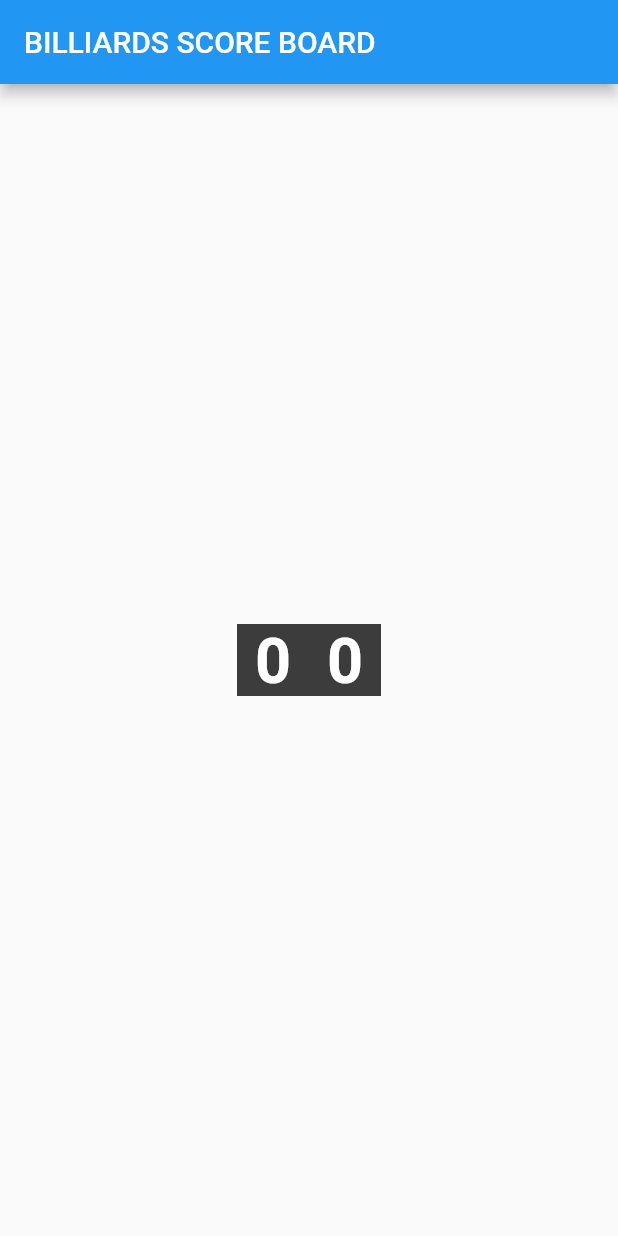
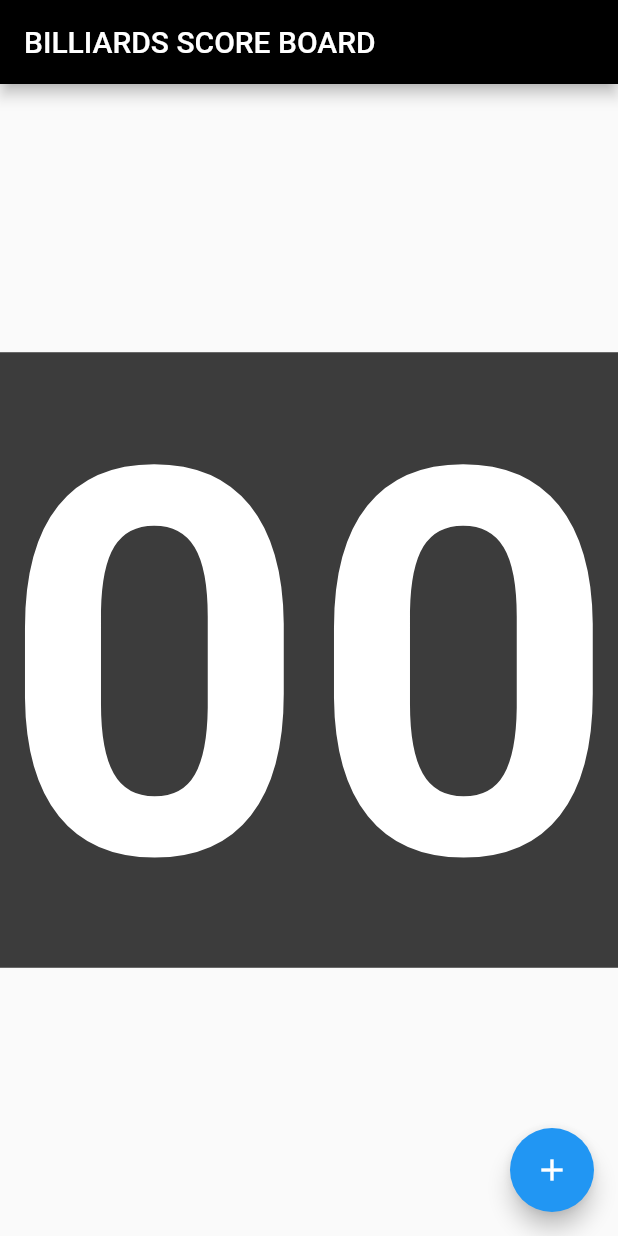
Before and after one commit to sohismyson/billiards_score, a Flutter app: the screen it shows after launch, on a phone screen of 412 x 824 dp. Run offline on Flutter 3.47's test engine with Material 2 defaults, Android fonts, the phone set to English and light mode, and no system bars.

Commit message:
8以上カウントできないように修正

```diff
--- a/lib/main.dart
+++ b/lib/main.dart
@@ -5,25 +5,12 @@ void main() {
 }
 
 class MyApp extends StatelessWidget {
-  // This widget is the root of your application.
   @override
   Widget build(BuildContext context) {
     return MaterialApp(
       title: 'BILLIARDS SCORE BOARD',
       theme: ThemeData(
-        // This is the theme of your application.
-        //
-        // Try running your application with "flutter run". You'll see the
-        // application has a blue toolbar. Then, without quitting the app, try
-        // changing the primarySwatch below to Colors.green and then invoke
-        // "hot reload" (press "r" in the console where you ran "flutter run",
-        // or simply save your changes to "hot reload" in a Flutter IDE).
-        // Notice that the counter didn't reset back to zero; the application
-        // is not restarted.
         primarySwatch: Colors.blue,
-        // This makes the visual density adapt to the platform that you run
-        // the app on. For desktop platforms, the controls will be smaller and
-        // closer together (more dense) than on mobile platforms.
         visualDensity: VisualDensity.adaptivePlatformDensity,
       ),
       home: MyHomePage(title: 'BILLIARDS SCORE BOARD'),
@@ -56,18 +43,30 @@ class _MyHomePageState extends State<MyHomePage> {
     });
   }
 
+  void _scoreReseter() {
+    setState(() {
+      _homePlayerCounter = 0;
+      _guestPlayerCounter = 0;
+    });
+  }
+
   @override
   Widget build(BuildContext context) {
     return Scaffold(
       appBar: AppBar(
         title: Text(widget.title),
+        backgroundColor: Color(0xFF000000),
       ),
       body: Center(
         child: Row(
           mainAxisAlignment: MainAxisAlignment.center,
           children: <Widget>[
-            GestureDetector(
-              onTap: _homePlayerIncrementCounter,
+            Expanded(
+              flex: 5,
+              child: GestureDetector(
+                onTap: _homePlayerCounter != 7
+                    ? _homePlayerIncrementCounter
+                    : () {},
                 child: Container(
                   child: FittedBox(
                     fit: BoxFit.contain,
@@ -80,12 +79,15 @@ class _MyHomePageState extends State<MyHomePage> {
                     ),
                   ),
                   color: Color(0xFF3C3C3C),
-                width: 48.0,
-                height: 48.0,
                 ),
               ),
-            GestureDetector(
-              onTap: _guestPlayerIncrementCounter,
+            ),
+            Expanded(
+              flex: 5,
+              child: GestureDetector(
+                onTap: _guestPlayerCounter != 7
+                    ? _guestPlayerIncrementCounter
+                    : () {},
                 child: Container(
                   child: FittedBox(
                     fit: BoxFit.contain,
@@ -98,19 +100,17 @@ class _MyHomePageState extends State<MyHomePage> {
                     ),
                   ),
                   color: Color(0xFF3C3C3C),
-                width: 48.0,
-                height: 48.0,
+                ),
               ),
             ),
           ],
         ),
       ),
-/*       floatingActionButton: FloatingActionButton(
-        onPressed: _incrementCounter,
+      floatingActionButton: FloatingActionButton(
+        onPressed: _scoreReseter,
         tooltip: 'Increment',
         child: Icon(Icons.add),
       ), // This trailing comma makes auto-formatting nicer for build methods.
- */
     );
   }
 }
```
Lines whose indentation alone changed are shown as unchanged.
